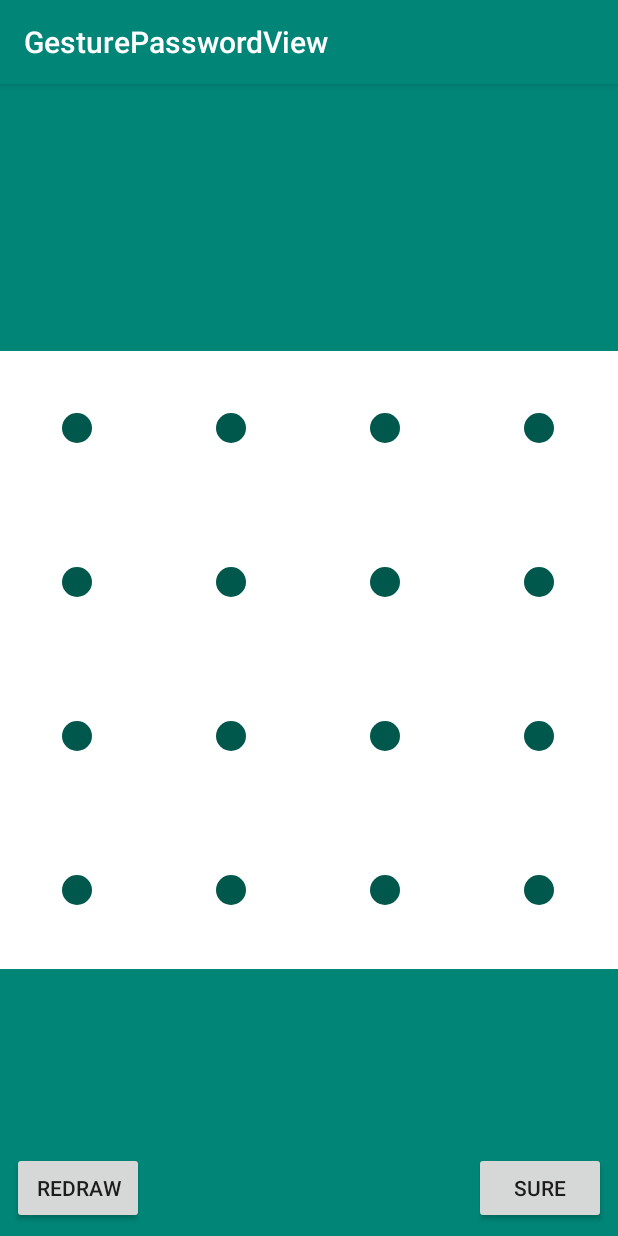
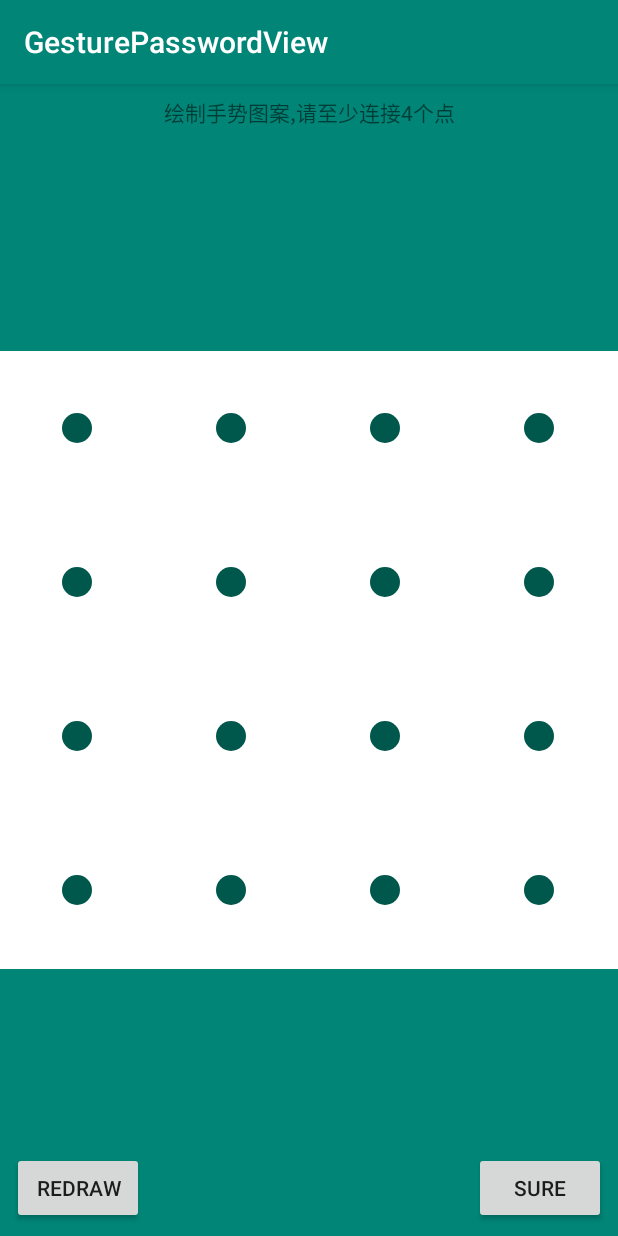
Before and after one commit to busycount/gesturepassword, an Android app: the screen it shows after launch (MainActivity), after a tap on "SURE", on a phone screen of 412 x 824 dp. Run offline under Robolectric (Android 15) with nearby library versions, the phone set to English and light mode, and no system bars.

Commit message:
添加正在绘制的监听和自动清除的时间

```diff
--- a/app/src/main/java/com/busycount/gesturepassword/sample/MainActivity.java
+++ b/app/src/main/java/com/busycount/gesturepassword/sample/MainActivity.java
@@ -3,21 +3,31 @@ package com.busycount.gesturepassword.sample;
 import android.support.v7.app.AppCompatActivity;
 import android.os.Bundle;
 import android.view.View;
+import android.widget.TextView;
 import android.widget.Toast;
 
-import com.busycount.gesturepassword.OnGesturePasswordAction;
 import com.busycount.gesturepassword.GesturePasswordView;
+import com.busycount.gesturepassword.IOnGesturePasswordListener;
 
 public class MainActivity extends AppCompatActivity {
 
     private GesturePasswordView gesturePasswordView;
+    TextView textView;
 
     @Override
     protected void onCreate(Bundle savedInstanceState) {
         super.onCreate(savedInstanceState);
         setContentView(R.layout.activity_main);
+        textView = findViewById(R.id.textView);
+        textView.setText("绘制手势图案,请至少连接4个点");
         gesturePasswordView = findViewById(R.id.passwordView);
-        gesturePasswordView.setOnGesturePasswordAction(new OnGesturePasswordAction() {
+        gesturePasswordView.setOnGesturePasswordListener(new IOnGesturePasswordListener() {
+
+            @Override
+            public void onDrawing() {
+                textView.setText("完成后松开手指");
+            }
+
             @Override
             public String readPassword() {
                 return null;
@@ -25,23 +35,22 @@ public class MainActivity extends AppCompatActivity {
 
             @Override
             public void onCreateSuccess() {
-                Toast.makeText(MainActivity.this, "onCreateSuccess", Toast.LENGTH_SHORT).show();
+                textView.setText("再次绘制手势图案进行确认");
             }
 
             @Override
             public void onVerifyFailed() {
-                Toast.makeText(MainActivity.this, "onVerifyFailed", Toast.LENGTH_SHORT).show();
+                textView.setText("输入错误请重试");
             }
 
             @Override
             public void onVerifySuccess(String str) {
-                Toast.makeText(MainActivity.this, "onVerifySuccess " + str, Toast.LENGTH_SHORT)
-                        .show();
+                Toast.makeText(MainActivity.this, "onVerifySuccess " + str, Toast.LENGTH_SHORT).show();
             }
 
             @Override
             public void onInvalid() {
-                Toast.makeText(MainActivity.this, "onInvalid", Toast.LENGTH_SHORT).show();
+                textView.setText("绘制手势图案,请至少连接4个点");
             }
 
         });
@@ -50,9 +59,15 @@ public class MainActivity extends AppCompatActivity {
 
     public void redraw(View view) {
         gesturePasswordView.redraw(false);
+        textView.setText("绘制手势图案,请至少连接4个点");
     }
 
     public void sure(View view) {
-        gesturePasswordView.redraw(true);
+        if (gesturePasswordView.isVerify()) {
+            Toast.makeText(this, "Create success", Toast.LENGTH_SHORT).show();
+        } else {
+            gesturePasswordView.redraw(true);
+        }
+
     }
 }
--- a/app/src/main/res/layout/activity_main.xml
+++ b/app/src/main/res/layout/activity_main.xml
@@ -12,6 +12,7 @@
         android:layout_width="wrap_content"
         android:layout_height="wrap_content"
         android:background="@color/colorWhite"
+        app:autoClearDelay="1500"
         app:layout_constraintBottom_toBottomOf="parent"
         app:layout_constraintEnd_toEndOf="parent"
         app:layout_constraintStart_toStartOf="parent"
@@ -45,5 +46,17 @@
         app:layout_constraintBottom_toBottomOf="parent"
         app:layout_constraintEnd_toEndOf="parent" />
 
+    <TextView
+        android:id="@+id/textView"
+        android:layout_width="wrap_content"
+        android:layout_height="wrap_content"
+        android:layout_marginStart="8dp"
+        android:layout_marginTop="8dp"
+        android:layout_marginEnd="8dp"
+        android:text="TextView"
+        app:layout_constraintEnd_toEndOf="parent"
+        app:layout_constraintStart_toStartOf="parent"
+        app:layout_constraintTop_toTopOf="parent" />
+
 
 </android.support.constraint.ConstraintLayout>
--- a/library/src/main/java/com/busycount/gesturepassword/GesturePasswordView.java
+++ b/library/src/main/java/com/busycount/gesturepassword/GesturePasswordView.java
@@ -47,9 +47,6 @@ public class GesturePasswordView extends View {
     }
 
 
-    public static final int MSG_INVALID = -1;
-    public static final int MSG_WRONG = -2;
-
     private Paint paintPoint;
     private Paint paintLine;
     private int num;
@@ -67,9 +64,10 @@ public class GesturePasswordView extends View {
     private float floatY;
     private boolean isVerify;
     private boolean isWrong;
+    private int autoClearDelay;
     private int jointPointSize;
     private String jointPointStr;
-    private OnGesturePasswordAction onGesturePasswordAction;
+    private IOnGesturePasswordListener onGesturePasswordListener;
 
     private void initAttr(AttributeSet attrs) {
         TypedArray ta = getContext().obtainStyledAttributes(attrs, R.styleable.GesturePasswordView);
@@ -82,6 +80,7 @@ public class GesturePasswordView extends View {
         lineColorWrong = ta.getColor(R.styleable.GesturePasswordView_lineColorWrong, Color.RED);
         num = ta.getInteger(R.styleable.GesturePasswordView_num, 3);
         validLength = ta.getInteger(R.styleable.GesturePasswordView_validLength, num + 1);
+        autoClearDelay = ta.getInteger(R.styleable.GesturePasswordView_autoClearDelay, 1500);
         ta.recycle();
 
         paintPoint = new Paint();
@@ -211,6 +210,9 @@ public class GesturePasswordView extends View {
         listUnSelect.clear();
         listUnSelect.addAll(listSource);
         listSelect.clear();
+        if (onGesturePasswordListener != null) {
+            onGesturePasswordListener.onDrawing();
+        }
     }
 
     private void joinPoint(MotionEvent event, boolean isTouchFinish) {
@@ -322,33 +324,33 @@ public class GesturePasswordView extends View {
     }
 
     private void readPassword() {
-        jointPointStr = onGesturePasswordAction != null ? onGesturePasswordAction.readPassword() : null;
+        jointPointStr = onGesturePasswordListener != null ? onGesturePasswordListener.readPassword() : null;
         isVerify = !TextUtils.isEmpty(jointPointStr);
     }
 
     private void onVerifySuccess(String str) {
-        if (onGesturePasswordAction != null) {
-            onGesturePasswordAction.onVerifySuccess(str);
+        if (onGesturePasswordListener != null) {
+            onGesturePasswordListener.onVerifySuccess(str);
         }
     }
 
     private void onCreatedSuccess() {
-        if (onGesturePasswordAction != null) {
-            onGesturePasswordAction.onCreateSuccess();
+        if (onGesturePasswordListener != null) {
+            onGesturePasswordListener.onCreateSuccess();
         }
     }
 
     private void onInvalid() {
         drawError();
-        if (onGesturePasswordAction != null) {
-            onGesturePasswordAction.onInvalid();
+        if (onGesturePasswordListener != null) {
+            onGesturePasswordListener.onInvalid();
         }
     }
 
     private void onVerifyFailed() {
         drawError();
-        if (onGesturePasswordAction != null) {
-            onGesturePasswordAction.onVerifyFailed();
+        if (onGesturePasswordListener != null) {
+            onGesturePasswordListener.onVerifyFailed();
         }
     }
 
@@ -360,7 +362,7 @@ public class GesturePasswordView extends View {
             public void run() {
                 clear();
             }
-        }, 2000);
+        }, autoClearDelay);
     }
 
     private void clear() {
@@ -375,8 +377,12 @@ public class GesturePasswordView extends View {
         clear();
     }
 
-    public void setOnGesturePasswordAction(@NonNull OnGesturePasswordAction onGesturePasswordAction) {
-        this.onGesturePasswordAction = onGesturePasswordAction;
+    public boolean isVerify() {
+        return isVerify;
+    }
+
+    public void setOnGesturePasswordListener(@NonNull IOnGesturePasswordListener onGesturePasswordListener) {
+        this.onGesturePasswordListener = onGesturePasswordListener;
         readPassword();
     }
 }
--- a/library/src/main/java/com/busycount/gesturepassword/OnGesturePasswordAction.java
+++ b/library/src/main/java/com/busycount/gesturepassword/IOnGesturePasswordListener.java
@@ -5,15 +5,18 @@ package com.busycount.gesturepassword;
  * <p>
  * 2018/12/2 | Count.C | Created
  */
-public interface OnGesturePasswordAction {
+public interface IOnGesturePasswordListener {
+
+    void onDrawing();
 
     String readPassword();
 
     void onCreateSuccess();
 
-    void onVerifyFailed();
+    void onInvalid();
 
     void onVerifySuccess(String password);
 
-    void onInvalid();
+    void onVerifyFailed();
+
 }
--- a/library/src/main/res/values/styles.xml
+++ b/library/src/main/res/values/styles.xml
@@ -9,5 +9,6 @@
         <attr name="lineColorWrong" format="color" />
         <attr name="num" format="integer" />
         <attr name="validLength" format="integer" />
+        <attr name="autoClearDelay" format="integer" />
     </declare-styleable>
 </resources>
```
Also changed, not shown: library/src/main/java/com/busycount/gesturepassword/OnGesturePasswordListener.java (added, +9 -0 lines), 1 other file.
